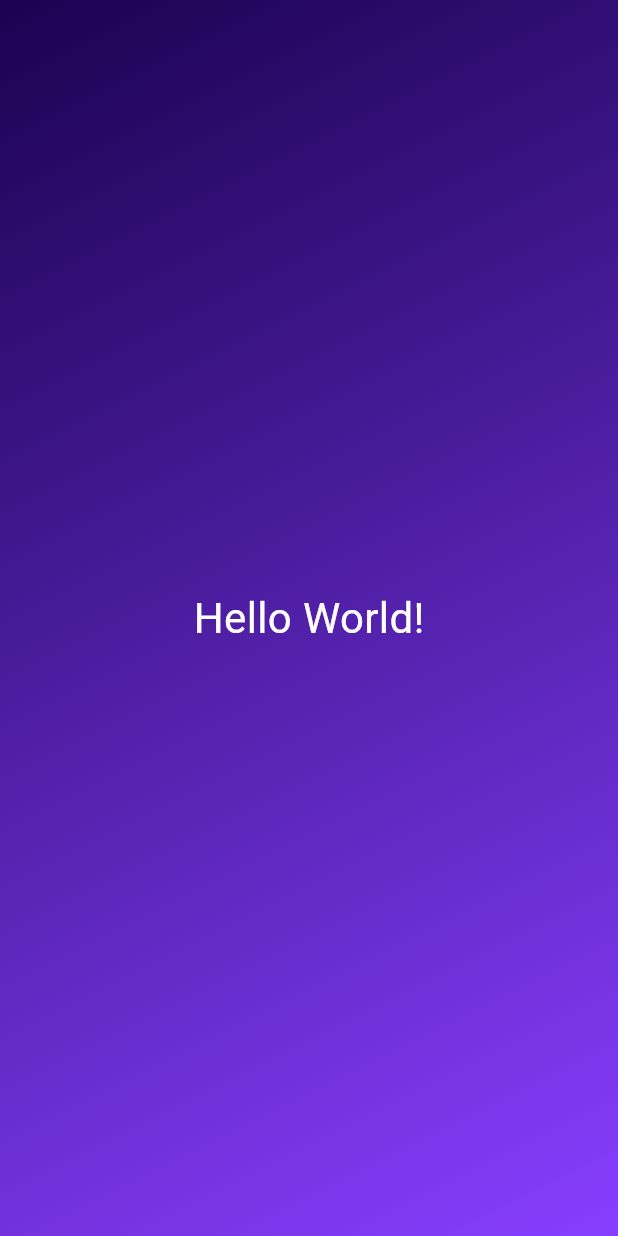
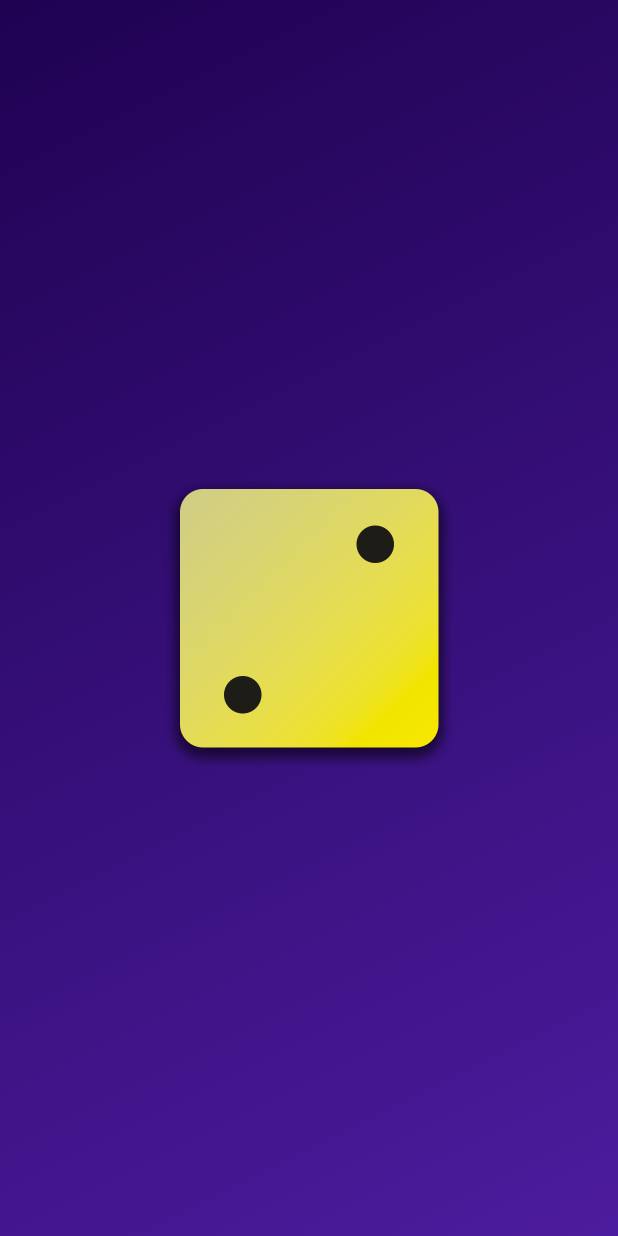
Before and after one commit to lahiru99/flutter_app_1.0, a Flutter app: the screen it shows after launch, on a phone screen of 412 x 824 dp. Run offline on Flutter 3.47's test engine with Material 3 defaults, Android fonts, the phone set to English and light mode, and no system bars.

Commit message:
Displaying Images & Using Multiple Constructor Functions

```diff
--- a/lib/gradient_container.dart
+++ b/lib/gradient_container.dart
@@ -1,25 +1,34 @@
 import 'package:flutter/material.dart';
-import 'package:first_app/styled_text.dart';
 
 
+const startAlignment = Alignment.topLeft;
+const endAlignment = Alignment.bottomRight;
+
 class GradientContainer extends StatelessWidget {
-   const GradientContainer({super.key});
+  const GradientContainer(this.color1, this.color2, {super.key});
+
+  const GradientContainer.purple({super.key})
+   :  color1 = Colors.deepPurple,
+      color2 = Colors.indigo;
+
+  final Color color1;
+  final Color color2;
 
   @override
   Widget build(context) {
     return  Container(
-          decoration: const BoxDecoration(
+          decoration:  BoxDecoration(
             gradient: LinearGradient(
-              colors: [
-              Color.fromARGB(255, 26, 2, 80),
-              Color.fromARGB(255, 136, 62, 255),
-            ],
+            colors: [color1, color2],
             begin: Alignment.topLeft,
             end: Alignment.bottomRight,
           ),
           ),
-          child: const Center(
-            child: StyledText()
+          child:  Center(
+            child: Image.asset(
+              'assets/images/dice-2.png',
+              width: 200,
+              ),
           ),
         );
   }
--- a/lib/main.dart
+++ b/lib/main.dart
@@ -6,7 +6,10 @@ void main() {
   runApp(
     const MaterialApp(
       home: Scaffold(
-        body: GradientContainer(),
+        body: GradientContainer(
+        Color.fromARGB(255, 31, 2, 82),
+        Color.fromARGB(255, 76, 28, 158),
+        ),
       ),
     ),
   );
--- a/lib/styled_text.dart
+++ b/lib/styled_text.dart
@@ -1,13 +1,15 @@
 import 'package:flutter/material.dart';
 
 class StyledText extends StatelessWidget {
-  const StyledText({super.key});
+const StyledText(this.text, {super.key});
+
+final String text;
 
  @override
   Widget build(context) {
-    return const Text(
-      'Hello World!',
-        style: TextStyle(
+    return  Text(
+        text,
+        style: const TextStyle(
               color: Colors.white,
               fontSize: 28,
             ),
```
Also changed, not shown: pubspec.yaml (+7 -3 lines), assets/images/dice-1.png (added), assets/images/dice-2.png (added), assets/images/dice-3.png (added), assets/images/dice-4.png (added), assets/images/dice-5.png (added), assets/images/dice-6.png (added).
